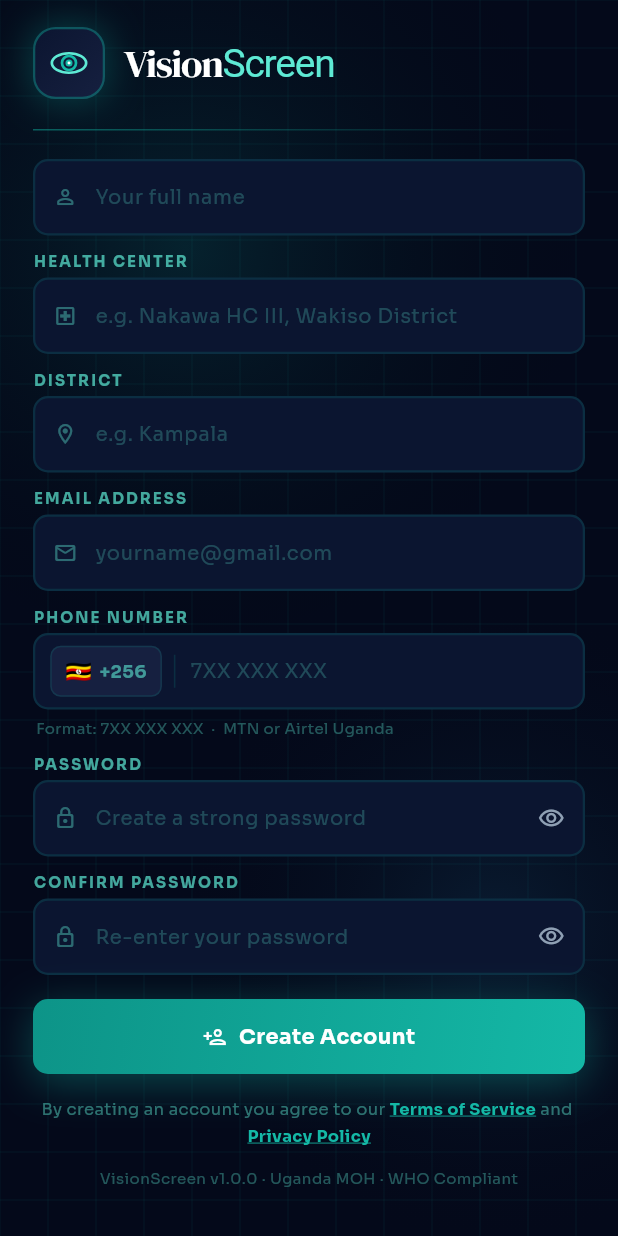
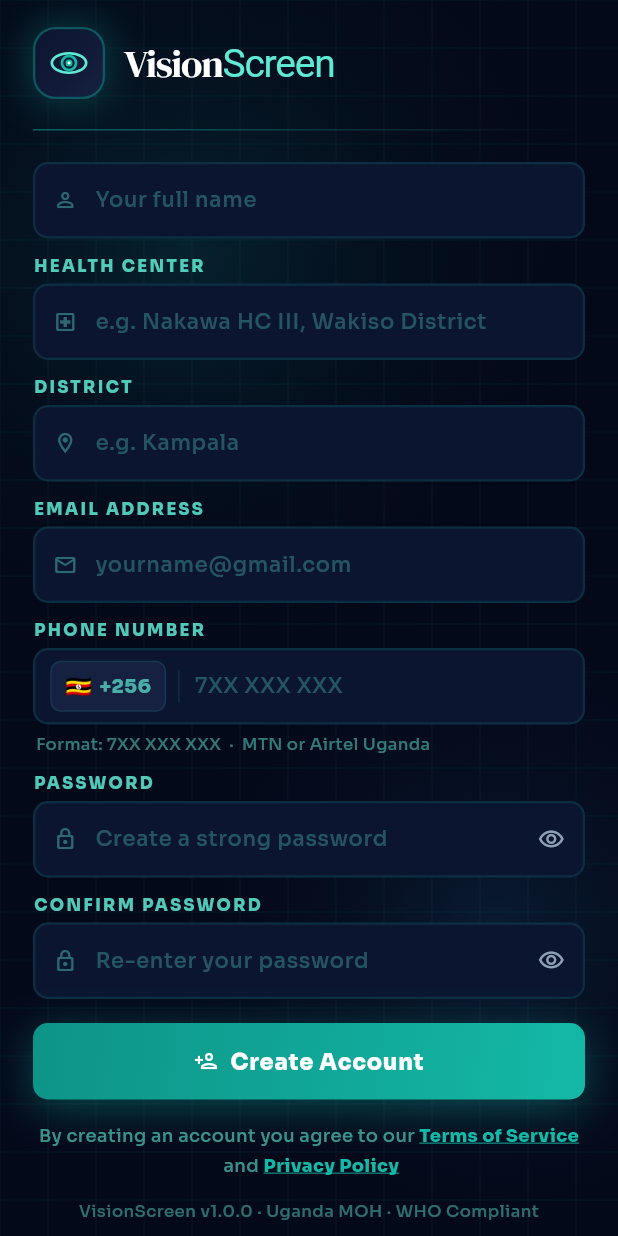
Before and after one commit to mugisharayan/VisionScreen-Mobile-Application, a Flutter app: the LoginScreen screen opened by its route, tab 2 chosen, scrolled down 89 dp, on a phone screen of 412 x 824 dp. Run offline on Flutter 3.47's test engine with Material 3 defaults, Android fonts, the phone set to English and light mode, and no system bars; our stand-ins replace camera, connectivity_plus, geocoding, geolocator, google_fonts, permission_handler and 1 more; accounts and stored records are empty.

Commit message:
MODIFIED SOMETHING

```diff
--- a/lib/screens/login_screen.dart
+++ b/lib/screens/login_screen.dart
@@ -858,10 +858,10 @@
     return Text(
       label.toUpperCase(),
       style: GoogleFonts.sora(
-        fontSize: 10,
-        fontWeight: FontWeight.w700,
-        color: AppColors.teal3.withValues(alpha: 0.7),
-        letterSpacing: 1.4,
+        fontSize: 11,
+        fontWeight: FontWeight.w800,
+        color: AppColors.teal3.withValues(alpha: 0.85),
+        letterSpacing: 1.6,
       ),
     );
   }
@@ -943,12 +943,13 @@
         keyboardType: widget.keyboardType,
         textInputAction: widget.inputAction,
         onChanged: widget.onChanged,
-        style: GoogleFonts.sora(fontSize: 13, color: Colors.white),
+        style: GoogleFonts.sora(fontSize: 14, fontWeight: FontWeight.w500, color: Colors.white),
+        cursorColor: AppColors.teal2,
         decoration: InputDecoration(
           hintText: widget.hint,
           hintStyle: GoogleFonts.sora(
-            fontSize: 13,
-            color: AppColors.teal3.withValues(alpha: 0.25),
+            fontSize: 14,
+            color: AppColors.teal3.withValues(alpha: 0.3),
           ),
           prefixIcon: widget.prefix != null
               ? Padding(
@@ -1109,9 +1110,9 @@
                     Text(
                       '+256',
                       style: GoogleFonts.sora(
-                        fontSize: 12,
-                        fontWeight: FontWeight.w700,
-                        color: _focused ? AppColors.teal2 : AppColors.teal3.withValues(alpha: 0.6),
+                        fontSize: 13,
+                        fontWeight: FontWeight.w800,
+                        color: _focused ? AppColors.teal2 : AppColors.teal3.withValues(alpha: 0.7),
                       ),
                     ),
                   ],
@@ -1138,15 +1139,17 @@
                     _UgandaPhoneFormatter(),
                   ],
                   style: GoogleFonts.sora(
-                    fontSize: 13,
+                    fontSize: 14,
+                    fontWeight: FontWeight.w500,
                     color: Colors.white,
-                    letterSpacing: 1.2,
+                    letterSpacing: 1.4,
                   ),
+                  cursorColor: AppColors.teal2,
                   decoration: InputDecoration(
                     hintText: '7XX XXX XXX',
                     hintStyle: GoogleFonts.sora(
-                      fontSize: 13,
-                      color: AppColors.teal3.withValues(alpha: 0.25),
+                      fontSize: 14,
+                      color: AppColors.teal3.withValues(alpha: 0.3),
                       letterSpacing: 0.5,
                     ),
                     border: InputBorder.none,
@@ -1177,8 +1180,8 @@
                     child: Text(
                       _network,
                       style: GoogleFonts.sora(
-                        fontSize: 10,
-                        fontWeight: FontWeight.w700,
+                        fontSize: 11,
+                        fontWeight: FontWeight.w800,
                         color: _network == 'MTN'
                             ? const Color(0xFF92700A)
                             : const Color(0xFFB0001F),
@@ -1195,8 +1198,9 @@
           child: Text(
             'Format: 7XX XXX XXX  ·  MTN or Airtel Uganda',
             style: GoogleFonts.sora(
-              fontSize: 10,
-              color: AppColors.teal3.withValues(alpha: 0.35),
+              fontSize: 11,
+              fontWeight: FontWeight.w500,
+              color: AppColors.teal3.withValues(alpha: 0.5),
             ),
           ),
         ),
@@ -1299,8 +1303,8 @@
               Text(
                 'Password strength: $label',
                 style: GoogleFonts.sora(
-                  fontSize: 11,
-                  fontWeight: FontWeight.w600,
+                  fontSize: 12,
+                  fontWeight: FontWeight.w700,
                   color: color,
                 ),
               ),
@@ -1311,8 +1315,8 @@
                       ? '· Add uppercase, numbers & symbols'
                       : '· Add symbols to strengthen',
                   style: GoogleFonts.sora(
-                    fontSize: 10,
-                    color: AppColors.teal3.withValues(alpha: 0.4),
+                    fontSize: 11,
+                    color: AppColors.teal3.withValues(alpha: 0.5),
                   ),
                 ),
               ],
@@ -1350,9 +1354,9 @@
                   Text(
                     error!,
                     style: GoogleFonts.sora(
-                      fontSize: 11,
+                      fontSize: 12,
                       color: const Color(0xFFEF4444),
-                      fontWeight: FontWeight.w600,
+                      fontWeight: FontWeight.w700,
                     ),
                   ),
                 ],
@@ -1443,10 +1447,10 @@
                     Text(
                       widget.label,
                       style: GoogleFonts.sora(
-                        fontSize: 14,
-                        fontWeight: FontWeight.w700,
+                        fontSize: 15,
+                        fontWeight: FontWeight.w800,
                         color: Colors.white,
-                        letterSpacing: 0.3,
+                        letterSpacing: 0.5,
                       ),
                     ),
                   ],
@@ -1467,8 +1471,9 @@
       child: Text(
         'VisionScreen v1.0.0 · Uganda MOH · WHO Compliant',
         style: GoogleFonts.sora(
-          fontSize: 10,
-          color: AppColors.teal3.withValues(alpha: 0.35),
+          fontSize: 11,
+          fontWeight: FontWeight.w500,
+          color: AppColors.teal3.withValues(alpha: 0.45),
           letterSpacing: 0.3,
         ),
       ),
@@ -1501,9 +1506,10 @@
             child: Text(
               'VisionScreen works fully offline. All patient data is stored securely on your device using SQLite.',
               style: GoogleFonts.sora(
-                fontSize: 11,
-                color: AppColors.teal3.withValues(alpha: 0.75),
-                height: 1.6,
+                fontSize: 12,
+                fontWeight: FontWeight.w500,
+                color: AppColors.teal3.withValues(alpha: 0.85),
+                height: 1.7,
               ),
             ),
           ),
@@ -1526,9 +1532,10 @@
           Text(
             'By creating an account you agree to our ',
             style: GoogleFonts.sora(
-              fontSize: 11,
-              color: AppColors.teal3.withValues(alpha: 0.45),
-              height: 1.6,
+              fontSize: 12,
+              fontWeight: FontWeight.w500,
+              color: AppColors.teal3.withValues(alpha: 0.6),
+              height: 1.7,
             ),
           ),
           GestureDetector(
@@ -1536,10 +1543,10 @@
             child: Text(
               'Terms of Service',
               style: GoogleFonts.sora(
-                fontSize: 11,
-                fontWeight: FontWeight.w700,
+                fontSize: 12,
+                fontWeight: FontWeight.w800,
                 color: AppColors.teal2,
-                height: 1.6,
+                height: 1.7,
                 decoration: TextDecoration.underline,
                 decorationColor: AppColors.teal2,
               ),
@@ -1548,9 +1555,10 @@
           Text(
             ' and ',
             style: GoogleFonts.sora(
-              fontSize: 11,
-              color: AppColors.teal3.withValues(alpha: 0.45),
-              height: 1.6,
+              fontSize: 12,
+              fontWeight: FontWeight.w500,
+              color: AppColors.teal3.withValues(alpha: 0.6),
+              height: 1.7,
             ),
           ),
           GestureDetector(
@@ -1558,10 +1566,10 @@
             child: Text(
               'Privacy Policy',
               style: GoogleFonts.sora(
-                fontSize: 11,
-                fontWeight: FontWeight.w700,
+                fontSize: 12,
+                fontWeight: FontWeight.w800,
                 color: AppColors.teal2,
-                height: 1.6,
+                height: 1.7,
                 decoration: TextDecoration.underline,
                 decorationColor: AppColors.teal2,
               ),
@@ -1752,14 +1760,15 @@
                         Text(
                           title,
                           style: GoogleFonts.dmSerifDisplay(
-                            fontSize: 20,
+                            fontSize: 22,
                             color: const Color(0xFF1A2A3D),
                           ),
                         ),
                         Text(
                           'VisionScreen · Uganda MOH',
                           style: GoogleFonts.sora(
-                            fontSize: 11,
+                            fontSize: 12,
+                            fontWeight: FontWeight.w500,
                             color: const Color(0xFF8FA0B4),
                           ),
                         ),
@@ -1832,8 +1841,8 @@
           child: Text(
             section.heading,
             style: GoogleFonts.sora(
-              fontSize: 12,
-              fontWeight: FontWeight.w700,
+              fontSize: 13,
+              fontWeight: FontWeight.w800,
               color: AppColors.teal,
             ),
           ),
@@ -1842,9 +1851,10 @@
         Text(
           section.body,
           style: GoogleFonts.sora(
-            fontSize: 12,
+            fontSize: 13,
+            fontWeight: FontWeight.w400,
             color: const Color(0xFF3D5470),
-            height: 1.75,
+            height: 1.85,
           ),
         ),
       ],
```
